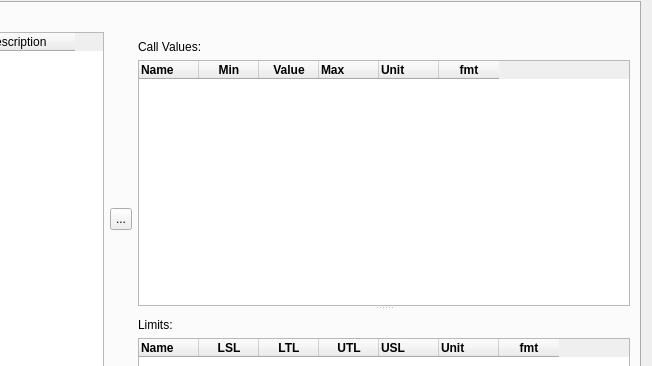
The window that ATE/spyder/widgets/actions_on/program/TestProgramWizard.ui (Semi-ATE/Semi-ATE) describes before a commit, drawn with Qt 5; both pictures show x 384 to 1036 and y 175 to 541 of the 1036 by 828 pixel window.
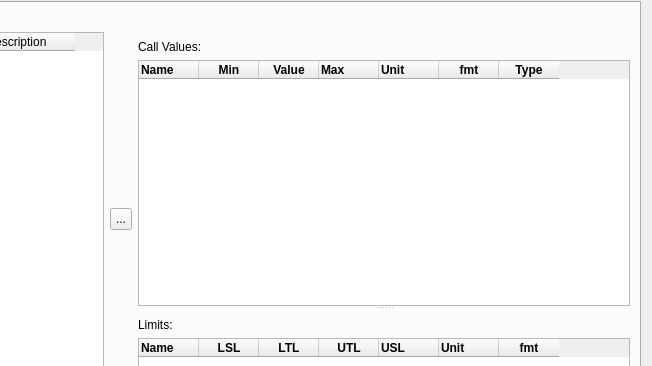
The same window after the commit.

Patch:
```diff
--- a/ATE/spyder/widgets/actions_on/program/TestProgramWizard.ui
+++ b/ATE/spyder/widgets/actions_on/program/TestProgramWizard.ui
@@ -964,6 +964,17 @@
                   </font>
                  </property>
                 </column>
+                <column>
+                 <property name="text">
+                  <string>Type</string>
+                 </property>
+                 <property name="font">
+                  <font>
+                   <weight>75</weight>
+                   <bold>true</bold>
+                  </font>
+                 </property>
+                </column>
                </widget>
               </item>
              </layout>
```
